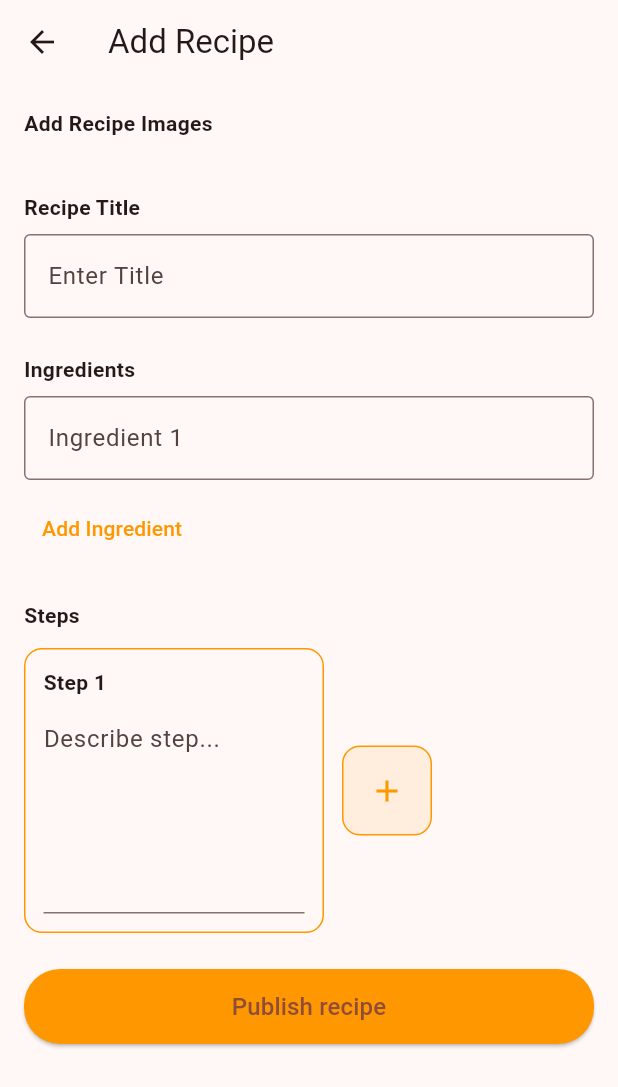
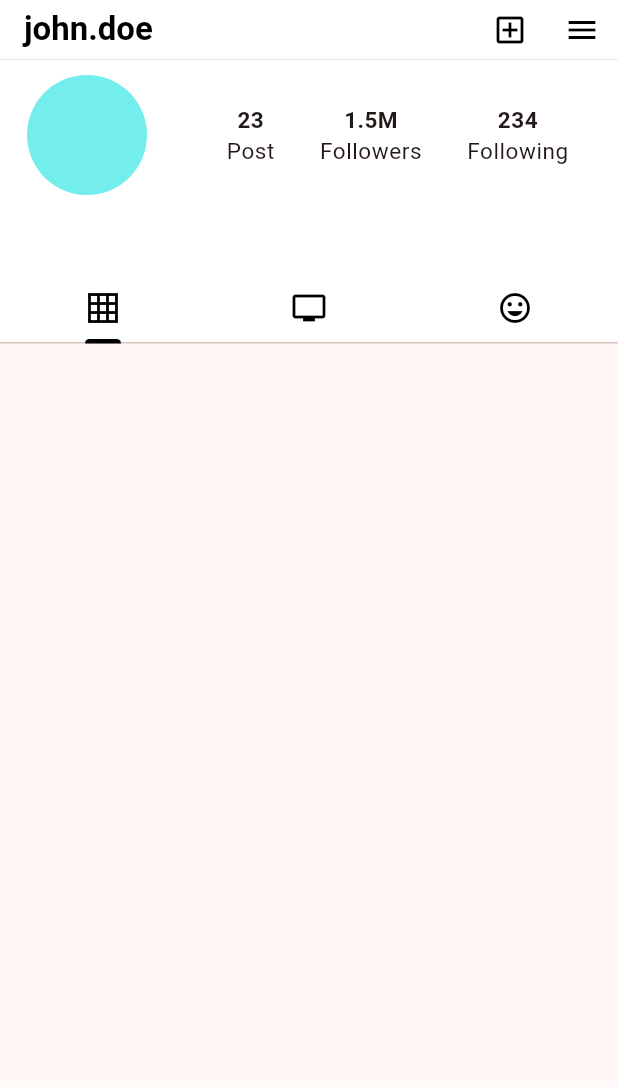
Before and after one commit to Cumbercubie/cookdie, a Flutter app: the screen it shows after launch, on a phone screen of 412 x 824 dp. Shown: the top 1087 px of the screen. Run offline on Flutter 3.47's test engine with Material 3 defaults, Android fonts, the phone set to English and light mode, and no system bars; our stand-ins replace dio.

Commit message:
add restaurant home page

```diff
--- /dev/null
+++ b/lib/api_service.dart
@@ -0,0 +1,26 @@
+import 'package:dio/dio.dart';
+
+class ApiService {
+  const ApiService(this.dio);
+
+  final Dio dio;
+  static const List<int> successfulStatus = <int>[200,201];
+
+  Future<Response<dynamic>> get({
+    required String path,
+    Object? data,
+    Map<String,dynamic>? queryParams,
+    Options? options,
+  }) {
+    return dio.get(path, data: data, options: options, queryParameters: queryParams);
+  }
+
+  Future<Response<dynamic>> post({
+    required String path,
+    Object? data,
+    Map<String,dynamic>? queryParams,
+    Options? options,
+  }) {
+    return dio.post(path, data: data, options: options, queryParameters: queryParams);
+  }
+}
--- a/lib/main.dart
+++ b/lib/main.dart
@@ -1,4 +1,5 @@
-import 'package:cookdie/recipe_repo/add_recipe.dart';
+import 'package:cookdie/recipe_repo/add_recipe_screen.dart';
+import 'package:cookdie/restaurant_repo/restaurant_home_screen.dart';
 import 'package:flutter/material.dart';
 
 void main() {
@@ -33,7 +34,8 @@ class MyApp extends StatelessWidget {
         colorScheme: ColorScheme.fromSeed(seedColor: Colors.deepOrange),
         useMaterial3: true,
       ),
-      home: const AddRecipeScreen(),
+      // home: const AddRecipeScreen(),
+      home: const RestaurantHomeScreen(),
     );
   }
 }
--- /dev/null
+++ b/lib/restaurant_repo/profile_header_widget.dart
@@ -0,0 +1,111 @@
+import 'package:flutter/cupertino.dart';
+import 'package:flutter/material.dart';
+
+Widget profileHeaderWidget(BuildContext context) {
+  return Container(
+      width: double.infinity,
+      decoration: BoxDecoration(color: Colors.white),
+      child: Padding(
+          padding: const EdgeInsets.only(left: 18.0, right: 18.0, bottom: 10.0),
+          child: Column(
+            crossAxisAlignment: CrossAxisAlignment.start,
+            children: [
+              SizedBox(height: 10),
+              Row(
+                mainAxisAlignment: MainAxisAlignment.spaceBetween,
+                crossAxisAlignment: CrossAxisAlignment.center,
+                children: [
+                  CircleAvatar(
+                    radius: 40,
+                    backgroundColor: Color(0xff74eded),
+                  ),
+                  Row(
+                    children: [
+                      Column(
+                        children: [
+                          Text("23",
+                            style: TextStyle(
+                              fontSize: 15,
+                              fontWeight: FontWeight.w700
+                            ),
+                          ),
+                          Text(
+                            "Post",
+                            style: TextStyle(
+                                fontSize: 15,
+                                letterSpacing: 0.4,
+                            ),
+                          ),
+                      ],
+                      ),
+                      SizedBox(
+                        width: 30,
+                      ),
+                      Column(
+                        children: [
+                          Text(
+                            "1.5M",
+                            style: TextStyle(
+                              fontSize: 15,
+                              fontWeight: FontWeight.w700,
+                            ),
+                          ),
+                          Text(
+                            "Followers",
+                            style: TextStyle(
+                              letterSpacing: 0.4,
+                              fontSize: 15,
+                            ),
+                          )
+                        ],
+                      ),
+                      SizedBox(
+                        width: 30,
+                      ),
+                      Column(
+                        children: [
+                          Text(
+                            "234",
+                            style: TextStyle(
+                              letterSpacing: 0.4,
+                              fontSize: 15,
+                              fontWeight: FontWeight.w700,
+                            ),
+                          ),
+                          Text(
+                            "Following",
+                            style: TextStyle(
+                              letterSpacing: 0.4,
+                              fontSize: 15,
+                            ),
+                          )
+                        ],
+                      ),
+                      SizedBox(
+                        width: 15,
+                      ),
+
+                    ],
+                  )
+                ],
+              ),
+              SizedBox(),
+              Text(""),
+              SizedBox(),
+              Text(""),
+              SizedBox(),
+              actions(context),
+              SizedBox(),
+              Container()
+            ],
+          ),
+      )
+  );
+}
+
+Widget actions(BuildContext context) {
+  return Row(
+    mainAxisAlignment: MainAxisAlignment.spaceBetween,
+    children: [],
+  );
+}
--- /dev/null
+++ b/lib/restaurant_repo/restaurant_home_screen.dart
@@ -0,0 +1,101 @@
+import 'package:cookdie/restaurant_repo/profile_header_widget.dart';
+import 'package:flutter/material.dart';
+
+class RestaurantHomeScreen extends StatefulWidget {
+  const RestaurantHomeScreen({super.key});
+
+  @override
+  State<RestaurantHomeScreen> createState() => _RestaurantHomeScreenState();
+}
+
+class _RestaurantHomeScreenState extends State<RestaurantHomeScreen> {
+  @override
+  Widget build(BuildContext context) {
+    return Scaffold(
+      appBar: PreferredSize(
+        preferredSize: Size.fromHeight(40),
+        child: Container(
+          decoration: BoxDecoration(
+              border: Border(
+                  bottom: BorderSide(
+                    color: Colors.grey[200]!,
+                  )
+              )
+          ),
+          child: AppBar(
+            backgroundColor: Colors.white,
+            title: Text("john.doe", style: TextStyle(
+                color: Colors.black,
+                fontWeight: FontWeight.w600),
+            ),
+            centerTitle: false,
+            elevation: 0,
+            actions: [
+              IconButton(
+                  onPressed: () => print("Add"),
+                  icon: Icon(
+                      Icons.add_box_outlined,
+                      color: Colors.black
+                  ),
+              ),
+              IconButton(
+                icon: Icon(
+                  Icons.menu,
+                  color: Colors.black,
+                ),
+                onPressed: () => print("Menu"),
+              )
+            ],
+          ),
+        ),
+      ),
+      body: DefaultTabController(
+          length: 3,
+          child: NestedScrollView(
+              headerSliverBuilder: (context,_) {
+                return [
+                  SliverList(delegate: SliverChildListDelegate([
+                    profileHeaderWidget(context),
+                  ],),),
+                ];
+              },
+              body: Column(
+                children: <Widget>[
+                  Material(
+                    color: Colors.white,
+                    child: TabBar(
+                      labelColor: Colors.black,
+                      unselectedLabelColor: Colors.grey[400],
+                      indicatorWeight: 1,
+                      indicatorColor: Colors.black,
+                      tabs: [
+                        Tab(
+                          icon: Icon(
+                                Icons.grid_on_sharp,
+                                color: Colors.black,
+                          ),
+                        ),
+                        Tab(
+                          icon: Icon(
+                              Icons.tv,
+                              color: Colors.black
+                          ),
+                        ),
+                        Tab(
+                          icon: Icon(
+                              Icons.tag_faces,
+                              color: Colors.black
+                          ),
+                        ),
+                      ],
+                    ),
+                  ),
+                  // Expanded(child: TabBarView(children: [
+                  // ]))
+                ],
+              )
+          ),
+       ),
+    );
+  }
+}
--- a/pubspec.yaml
+++ b/pubspec.yaml
@@ -34,6 +34,7 @@ dependencies:
   # The following adds the Cupertino Icons font to your application.
   # Use with the CupertinoIcons class for iOS style icons.
   cupertino_icons: ^1.0.8
+  dio: ^5.8.0+1
 
 dev_dependencies:
   flutter_test:
```
Also changed, not shown: lib/recipe_repo/add_recipe_screen.dart (renamed from lib/recipe_repo/add_recipe.dart), pubspec.lock, 1 other file.
